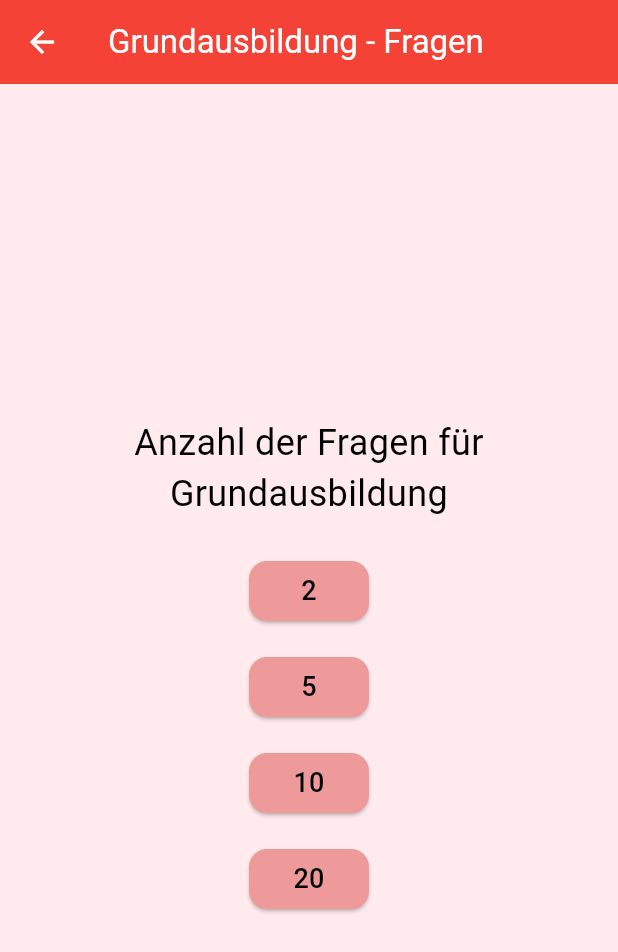
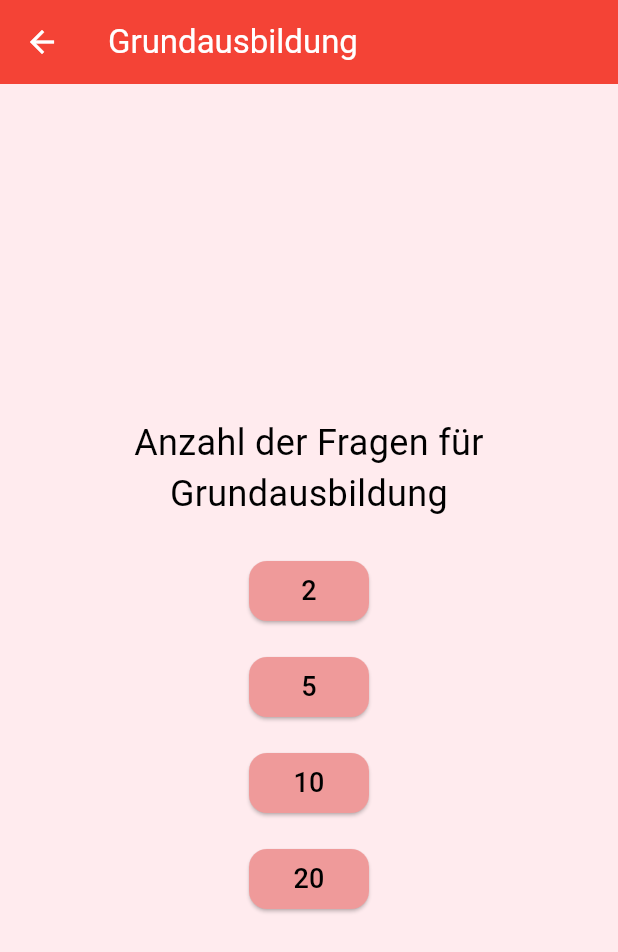
Before and after one commit to Zachfo/feuerwehr_forge, a Flutter app: the screen it shows after launch, after a tap on "Grundausbildung", on a phone screen of 412 x 824 dp. Shown: the top 952 px of the screen. Run offline on Flutter 3.47's test engine with Material 3 defaults, Android fonts, the phone set to English and light mode, and no system bars.

```diff
--- a/lib/screens/start_screen.dart
+++ b/lib/screens/start_screen.dart
@@ -23,7 +23,7 @@ class StartScreen extends StatelessWidget {
 
     return Scaffold(
       appBar: AppBar(
-        title: Text('$topic - Fragen'),
+        title: Text('$topic'),
       ),
       body: Center(
         child: Column(
```
Also changed, not shown: lib/screens/quiz_screen.dart (+9 -8 lines).
